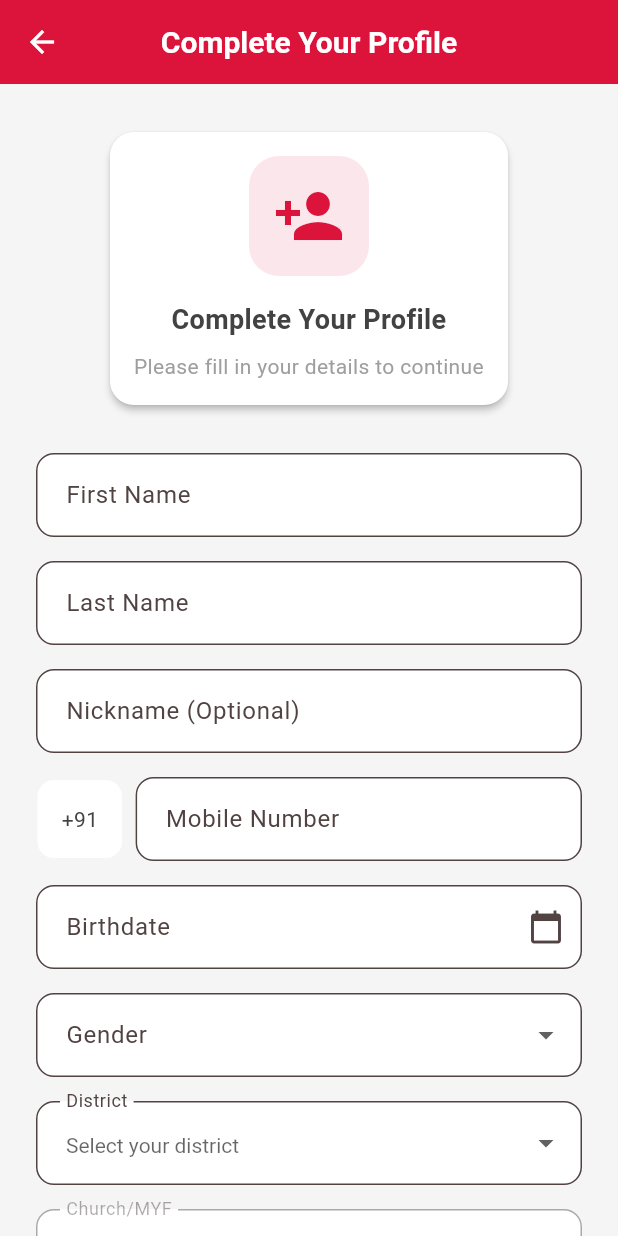
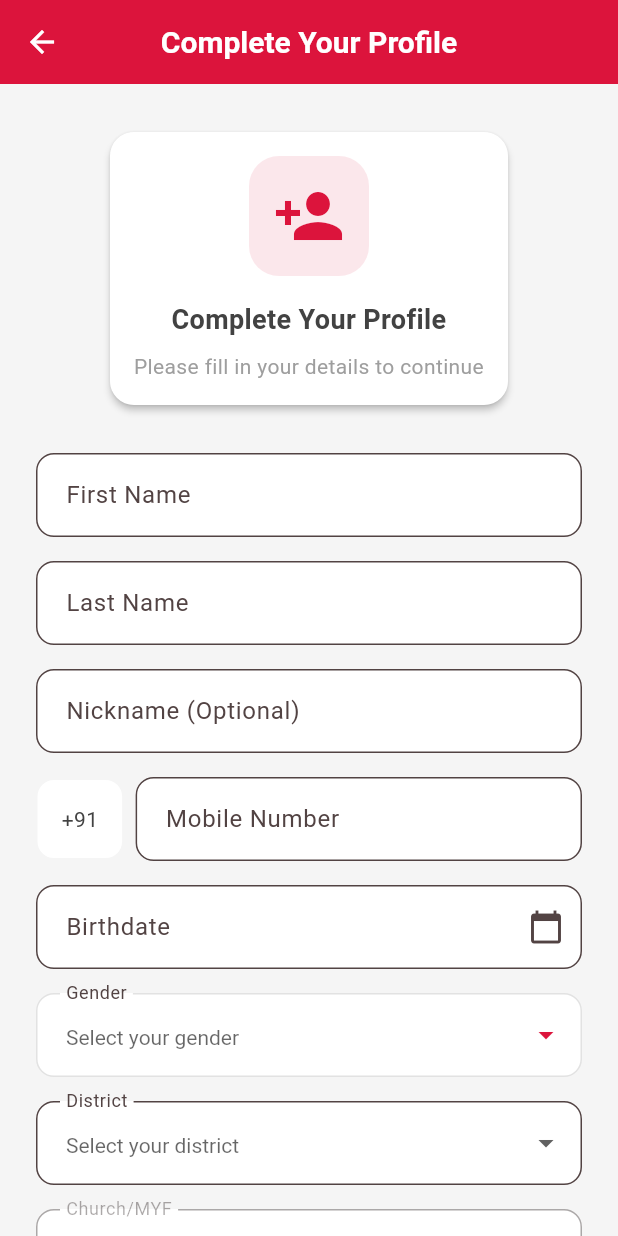
Before and after one commit to SwitU7Ronald/myf_connect, a Flutter app: the SignupDetailsPage screen opened by its route, on a phone screen of 412 x 824 dp. Run offline on Flutter 3.47's test engine with Material 3 defaults, Android fonts, the light colour scheme and no system bars; our stand-ins replace cloud_firestore, firebase_auth, firebase_core, google_sign_in; accounts and stored records are empty; generated files the repository leaves out were written again.

Commit message:
feat: Enhanced signup flow with Other district option and custom theming
- Added 'Other' district option in district dropdown
- Implemented dynamic MYF field (dropdown vs manual input)
- Enhanced DistrictMyfDropdowns widget with proper state management
- Applied consistent MethodistTheme throughout signup page
- Improved form validation for both district scenarios
- Updated district_data.dart to support 'Other' district validation
- Fixed widget export structure in widgets.dart
- Enhanced UX with dynamic helper text and better styling

```diff
--- a/lib/models/district_data.dart
+++ b/lib/models/district_data.dart
@@ -1,93 +1,110 @@
-// lib/utils/district_data.dart
+// lib/models/district_data.dart
 class DistrictData {
-  // Static map containing all districts and their corresponding MYFs
+  // Original district list
+  static const List<String> _baseDistricts = [
+    'Ahmedabad North District',
+    'Ahmedabad East District',
+    'Ahmedabad West District',
+    'Bharuch District',
+    'Surat District',
+    'Anand District',
+    'Kathlal District',
+    'Umreth District',
+    'Godhra District',
+    'Vadodara District',
+  ];
+
+  // District list with "Other" option
+  static List<String> get districts => [..._baseDistricts, 'Other'];
+
+  // Base districts without "Other" (for validation)
+  static List<String> get baseDistricts => _baseDistricts;
+
   static const Map<String, List<String>> districtMyfMap = {
-    "Ahmedabad North District": [
-      "Carmel Methodist Church MYF",
-      "Aden Methodist Church MYF",
-      "Tamil Methodist Church MYF",
-      "Sinai Methodist Church MYF",
+    'Ahmedabad North District': [
+      'Carmel Methodist Church MYF',
+      'Aden Methodist Church MYF',
+      'Tamil Methodist Church MYF',
+      'Sinai Methodist Church MYF',
     ],
-    "Ahmedabad East District": [
-      "Maninagar Methodist Church MYF",
-      "Shalom Methodist Church MYF",
-      "Christ Methodist Church (Barejdi) MYF",
+    'Ahmedabad East District': [
+      'Maninagar Methodist Church MYF',
+      'Shalom Methodist Church MYF',
+      'Christ Methodist Church (Barejdi) MYF',
     ],
-    "Ahmedabad West District": [
-      "Raikhad Methodist Church MYF",
-      "Bethani Jubilee Methodist Church MYF",
-      "Agape Methodist Church MYF",
-      "Shahpur Methodist Church MYF",
+    'Ahmedabad West District': [
+      'Raikhad Methodist Church MYF',
+      'Bethani Jubilee Methodist Church MYF',
+      'Agape Methodist Church MYF',
+      'Shahpur Methodist Church MYF',
     ],
-    "Bharuch District": [
-      "Eben Ezer Methodist Church MYF",
+    'Bharuch District': [
+      'Eben Ezer Methodist Church MYF',
     ],
-    "Surat District": [
-      "Epworth Methodist Church MYF",
+    'Surat District': [
+      'Epworth Methodist Church MYF',
     ],
-    "Anand District": [
-      "Hebron Badapura Methodist Church MYF",
-      "Ajarpura/ Karasan Pura MYF",
-      "Wesley Kunjrav Methodist Church MYF",
-      "Bless Methodist Church MYF",
-      "Bethel Methodist Church MYF",
-      "Horeb Methodist Church MYF",
+    'Anand District': [
+      'Hebron Badapura Methodist Church MYF',
+      'Ajarpura/ Karasan Pura MYF',
+      'Wesley Kunjrav Methodist Church MYF',
+      'Bless Methodist Church MYF',
+      'Bethel Methodist Church MYF',
+      'Horeb Methodist Church MYF',
     ],
-    "Kathlal District": [
-      "Kathlal Methodist Church MYF",
-      "Wesley Mahudha Methodist Church MYF",
-      "Anara Methodist Church MYF",
-      "Bethel dhandhodi Methodist Church MYF",
-      "Alpha Vansoli Methodist Church MYF",
+    'Kathlal District': [
+      'Kathlal Methodist Church MYF',
+      'Wesley Mahudha Methodist Church MYF',
+      'Anara Methodist Church MYF',
+      'Bethel dhandhodi Methodist Church MYF',
+      'Alpha Vansoli Methodist Church MYF',
     ],
-    "Umreth District": [
-      "Thasra Methodist Church MYF",
-      "Rasulpur Methodist Church MYF",
-      "Sureli Methodist Church MYF",
-      "Sundalpura Methodist Church MYF",
-      "Khijalpur Methodist Church MYF",
-      "Thamna Methodist Church MYF",
-      "Kalsar Methodist Church MYF",
-      "Pansora Methodist Church MYF",
+    'Umreth District': [
+      'Thasra Methodist Church MYF',
+      'Rasulpur Methodist Church MYF',
+      'Sureli Methodist Church MYF',
+      'Sundalpura Methodist Church MYF',
+      'Khijalpur Methodist Church MYF',
+      'Thamna Methodist Church MYF',
+      'Kalsar Methodist Church MYF',
+      'Pansora Methodist Church MYF',
     ],
-    "Godhra District": [
-      "Godhra Methodist Church MYF",
-      "Kalol Methodist Church MYF",
-      "Halol Methodist Church MYF",
-      "Rabod Methodist Church MYF",
+    'Godhra District': [
+      'Godhra Methodist Church MYF',
+      'Kalol Methodist Church MYF',
+      'Halol Methodist Church MYF',
+      'Rabod Methodist Church MYF',
     ],
-    "Vadodara District": [
-      "Hosanna Methodist Church MYF",
-      "Sharon Methodist Church MYF",
-      "Centenary Methodist Church MYF",
-      "Canan Methodist Church MYF",
-      "Hope Methodist Church MYF",
-      "Faith Methodist Church MYF",
-      "City Christ Methodist Church MYF",
-      "Bethlehem Methodist Church MYF",
+    'Vadodara District': [
+      'Hosanna Methodist Church MYF',
+      'Sharon Methodist Church MYF',
+      'Centenary Methodist Church MYF',
+      'Canan Methodist Church MYF',
+      'Hope Methodist Church MYF',
+      'Faith Methodist Church MYF',
+      'City Christ Methodist Church MYF',
+      'Bethlehem Methodist Church MYF',
     ],
   };
 
-  /// Get all available districts
-  static List<String> get districts => districtMyfMap.keys.toList()..sort();
+  // Statistics
+  static int get totalDistricts => _baseDistricts.length;
+  static int get totalMyfs => districtMyfMap.values.fold(0, (sum, myfs) => sum + myfs.length);
 
-  /// Get MYFs for a specific district
+  // Helper methods
   static List<String> getMyfsByDistrict(String district) {
     return districtMyfMap[district] ?? [];
   }
 
-  /// Check if a district exists
   static bool isValidDistrict(String district) {
-    return districtMyfMap.containsKey(district);
+    return _baseDistricts.contains(district) || district == 'Other';
   }
 
-  /// Check if a MYF exists for a given district
   static bool isValidMyfForDistrict(String district, String myf) {
-    final myfs = districtMyfMap[district];
-    return myfs?.contains(myf) ?? false;
+    if (district == 'Other') return true; // Allow any MYF for "Other" district
+    return getMyfsByDistrict(district).contains(myf);
   }
 
-  /// Get district by MYF name (reverse lookup)
   static String? getDistrictByMyf(String myf) {
     for (final entry in districtMyfMap.entries) {
       if (entry.value.contains(myf)) {
@@ -96,17 +113,4 @@ class DistrictData {
     }
     return null;
   }
-
-  /// Get total count of districts
-  static int get totalDistricts => districtMyfMap.length;
-
-  /// Get total count of MYFs
-  static int get totalMyfs =>
-      districtMyfMap.values.fold(0, (sum, myfs) => sum + myfs.length);
-
-  /// Get statistics
-  static Map<String, int> get statistics => {
-    'districts': totalDistricts,
-    'myfs': totalMyfs,
-  };
 }
--- a/lib/pages/auth/signup_details_page.dart
+++ b/lib/pages/auth/signup_details_page.dart
@@ -3,7 +3,6 @@ import 'package:flutter/material.dart';
 import 'package:firebase_auth/firebase_auth.dart';
 import 'package:cloud_firestore/cloud_firestore.dart';
 import '../../widgets/widgets.dart';
-import '../../widgets/dependent_dropdown.dart';
 import '../../models/district_data.dart';
 import '../../app/app_router.dart';
 
@@ -21,12 +20,14 @@ class _SignupDetailsPageState extends State<SignupDetailsPage> {
   final _nicknameCtrl = TextEditingController();
   final _phoneCtrl = TextEditingController();
 
-  // Remove the district and church controllers since we'll use dropdowns
   DateTime? _birthdate;
   String? _gender;
   String? _selectedDistrict;
   String? _selectedMyf;
   bool _loading = false;
+
+  // Check if "Other" district is selected
+  bool get _isOtherDistrictSelected => _selectedDistrict == 'Other';
 
   @override
   void dispose() {
@@ -64,13 +65,19 @@ class _SignupDetailsPageState extends State<SignupDetailsPage> {
   }
 
   String? _validateMyf(String? value) {
+    if (_selectedDistrict == null) return null;
+
     if (value == null || value.isEmpty) {
-      return 'Please select your church/MYF';
+      return _isOtherDistrictSelected
+          ? 'Please enter your church/MYF'
+          : 'Please select your church/MYF';
     }
-    if (_selectedDistrict != null &&
+
+    if (!_isOtherDistrictSelected &&
         !DistrictData.isValidMyfForDistrict(_selectedDistrict!, value)) {
       return 'Please select a valid church/MYF for your district';
     }
+
     return null;
   }
 
@@ -89,8 +96,8 @@ class _SignupDetailsPageState extends State<SignupDetailsPage> {
       MethodistTheme.showErrorSnackBar(context, 'Please select your district');
       return;
     }
-    if (_selectedMyf == null) {
-      MethodistTheme.showErrorSnackBar(context, 'Please select your church/MYF');
+    if (_selectedMyf == null || _selectedMyf!.isEmpty) {
+      MethodistTheme.showErrorSnackBar(context, 'Please ${_isOtherDistrictSelected ? "enter" : "select"} your church/MYF');
       return;
     }
 
@@ -118,7 +125,7 @@ class _SignupDetailsPageState extends State<SignupDetailsPage> {
         'birthdate': Timestamp.fromDate(_birthdate!),
         'gender': _gender,
         'district': _selectedDistrict,
-        'church': _selectedMyf, // This now stores the full MYF name
+        'church': _selectedMyf,
         'createdAt': FieldValue.serverTimestamp(),
         'updatedAt': FieldValue.serverTimestamp(),
       });
@@ -193,32 +200,39 @@ class _SignupDetailsPageState extends State<SignupDetailsPage> {
 
                 SizedBox(height: MethodistTheme.spacingL),
 
+                // First Name Field
                 AppTextField(
                   controller: _firstNameCtrl,
                   label: 'First Name',
+                  hint: 'Enter your first name',
                   textCapitalization: TextCapitalization.words,
                   validator: (v) => _validateRequired(v, 'First Name'),
                 ),
 
                 SizedBox(height: MethodistTheme.spacingM),
 
+                // Last Name Field
                 AppTextField(
                   controller: _lastNameCtrl,
                   label: 'Last Name',
+                  hint: 'Enter your last name',
                   textCapitalization: TextCapitalization.words,
                   validator: (v) => _validateRequired(v, 'Last Name'),
                 ),
 
                 SizedBox(height: MethodistTheme.spacingM),
 
+                // Nickname Field (Optional)
                 AppTextField(
                   controller: _nicknameCtrl,
                   label: 'Nickname (Optional)',
+                  hint: 'Enter your nickname',
                   textCapitalization: TextCapitalization.words,
                 ),
 
                 SizedBox(height: MethodistTheme.spacingM),
 
+                // Phone Number Field
                 PhoneTextField(
                   controller: _phoneCtrl,
                   validator: _validatePhone,
@@ -226,6 +240,7 @@ class _SignupDetailsPageState extends State<SignupDetailsPage> {
 
                 SizedBox(height: MethodistTheme.spacingM),
 
+                // Birthdate Picker
                 DatePickerField(
                   selectedDate: _birthdate,
                   label: 'Birthdate',
@@ -237,6 +252,7 @@ class _SignupDetailsPageState extends State<SignupDetailsPage> {
 
                 SizedBox(height: MethodistTheme.spacingM),
 
+                // Gender Dropdown using custom styling
                 DropdownButtonFormField<String>(
                   value: _gender,
                   items: const [
@@ -246,16 +262,40 @@ class _SignupDetailsPageState extends State<SignupDetailsPage> {
                   onChanged: (v) => setState(() => _gender = v),
                   decoration: InputDecoration(
                     labelText: 'Gender',
+                    hintText: 'Select your gender',
                     border: OutlineInputBorder(
                       borderRadius: BorderRadius.circular(MethodistTheme.radiusM),
                     ),
+                    focusedBorder: OutlineInputBorder(
+                      borderSide: BorderSide(
+                        color: MethodistTheme.primaryRed,
+                        width: 2,
+                      ),
+                      borderRadius: BorderRadius.circular(MethodistTheme.radiusM),
+                    ),
+                    enabledBorder: OutlineInputBorder(
+                      borderSide: BorderSide(
+                        color: MethodistTheme.mediumGray.withOpacity(0.3),
+                      ),
+                      borderRadius: BorderRadius.circular(MethodistTheme.radiusM),
+                    ),
+                    contentPadding: EdgeInsets.symmetric(
+                      horizontal: MethodistTheme.spacingM,
+                      vertical: MethodistTheme.spacingM,
+                    ),
                   ),
-                  validator: (v) => v == null ? 'Select gender' : null,
+                  style: MethodistTheme.bodyMedium,
+                  dropdownColor: MethodistTheme.white,
+                  icon: Icon(
+                    Icons.arrow_drop_down,
+                    color: MethodistTheme.primaryRed,
+                  ),
+                  validator: (v) => v == null ? 'Please select gender' : null,
                 ),
 
                 SizedBox(height: MethodistTheme.spacingM),
 
-                // District and MYF Dependent Dropdowns
+                // District and MYF Selection with "Other" support
                 DistrictMyfDropdowns(
                   selectedDistrict: _selectedDistrict,
                   selectedMyf: _selectedMyf,
@@ -272,6 +312,7 @@ class _SignupDetailsPageState extends State<SignupDetailsPage> {
 
                 SizedBox(height: MethodistTheme.spacingXL),
 
+                // Submit Button
                 PrimaryButton(
                   label: 'Complete Profile',
                   onPressed: _submit,
@@ -282,14 +323,19 @@ class _SignupDetailsPageState extends State<SignupDetailsPage> {
 
                 SizedBox(height: MethodistTheme.spacingM),
 
-                // Helper text
+                // Dynamic Helper Text Card
                 Container(
                   padding: MethodistTheme.paddingS,
                   decoration: BoxDecoration(
                     color: MethodistTheme.infoBlue.withOpacity(0.1),
                     borderRadius: BorderRadius.circular(MethodistTheme.radiusM),
+                    border: Border.all(
+                      color: MethodistTheme.infoBlue.withOpacity(0.2),
+                      width: 1,
+                    ),
                   ),
                   child: Row(
+                    crossAxisAlignment: CrossAxisAlignment.start,
                     children: [
                       Icon(
                         Icons.info_outline,
@@ -299,7 +345,9 @@ class _SignupDetailsPageState extends State<SignupDetailsPage> {
                       SizedBox(width: MethodistTheme.spacingS),
                       Expanded(
                         child: Text(
-                          'Select your district first, then choose your church/MYF from the available options.',
+                          _isOtherDistrictSelected
+                              ? 'You selected "Other" district. Please manually enter your church/MYF name.'
+                              : 'Select your district first, then choose your church/MYF from the available options.',
                           style: MethodistTheme.bodySmall.copyWith(
                             color: MethodistTheme.infoBlue,
                           ),
@@ -308,6 +356,8 @@ class _SignupDetailsPageState extends State<SignupDetailsPage> {
                     ],
                   ),
                 ),
+
+                SizedBox(height: MethodistTheme.spacingL),
               ],
             ),
           ),
--- a/lib/widgets/dependent_dropdown.dart
+++ b/lib/widgets/dependent_dropdown.dart
@@ -89,15 +89,37 @@ class DistrictMyfDropdowns extends StatefulWidget {
 }
 
 class _DistrictMyfDropdownsState extends State<DistrictMyfDropdowns> {
+  final TextEditingController _customMyfController = TextEditingController();
+
   List<String> get availableMyfs {
-    if (widget.selectedDistrict == null) return [];
+    if (widget.selectedDistrict == null || widget.selectedDistrict == 'Other') {
+      return [];
+    }
     return widget.districtMyfMap[widget.selectedDistrict] ?? [];
   }
+
+  bool get isOtherDistrictSelected => widget.selectedDistrict == 'Other';
 
   void _handleDistrictChange(String? newDistrict) {
     // Clear MYF selection when district changes
     widget.onMyfChanged?.call(null);
+    _customMyfController.clear();
     widget.onDistrictChanged?.call(newDistrict);
+  }
+
+  @override
+  void initState() {
+    super.initState();
+    // Initialize custom MYF controller if "Other" is selected
+    if (isOtherDistrictSelected && widget.selectedMyf != null) {
+      _customMyfController.text = widget.selectedMyf!;
+    }
+  }
+
+  @override
+  void dispose() {
+    _customMyfController.dispose();
+    super.dispose();
   }
 
   @override
@@ -122,7 +144,30 @@ class _DistrictMyfDropdownsState extends State<DistrictMyfDropdowns> {
 
         SizedBox(height: MethodistTheme.spacingM),
 
-        // MYF Dropdown
+        // MYF Field - Dropdown or Text Input based on district selection
+        if (isOtherDistrictSelected)
+        // Manual text input for "Other" district
+          TextFormField(
+            controller: _customMyfController,
+            decoration: InputDecoration(
+              labelText: 'Church/MYF',
+              hintText: 'Enter your church/MYF name',
+              border: OutlineInputBorder(
+                borderRadius: BorderRadius.circular(MethodistTheme.radiusM),
+              ),
+              contentPadding: const EdgeInsets.symmetric(
+                horizontal: MethodistTheme.spacingM,
+                vertical: MethodistTheme.spacingM,
+              ),
+            ),
+            textCapitalization: TextCapitalization.words,
+            onChanged: (value) {
+              widget.onMyfChanged?.call(value.trim());
+            },
+            validator: widget.myfValidator,
+          )
+        else
+        // Dropdown for predefined districts
           DependentDropdownField<String>(
             value: availableMyfs.contains(widget.selectedMyf)
                 ? widget.selectedMyf
@@ -134,7 +179,9 @@ class _DistrictMyfDropdownsState extends State<DistrictMyfDropdowns> {
                 : 'Select your church/MYF',
             onChanged: widget.onMyfChanged,
             validator: widget.myfValidator,
-          enabled: widget.selectedDistrict != null && availableMyfs.isNotEmpty,
+            enabled: widget.selectedDistrict != null &&
+                widget.selectedDistrict != 'Other' &&
+                availableMyfs.isNotEmpty,
             itemBuilder: (myf) => Text(
               myf,
               overflow: TextOverflow.ellipsis,
```
Also changed, not shown: lib/widgets/widgets.dart (line endings or trailing spaces). Lines whose indentation alone changed are shown as unchanged.
